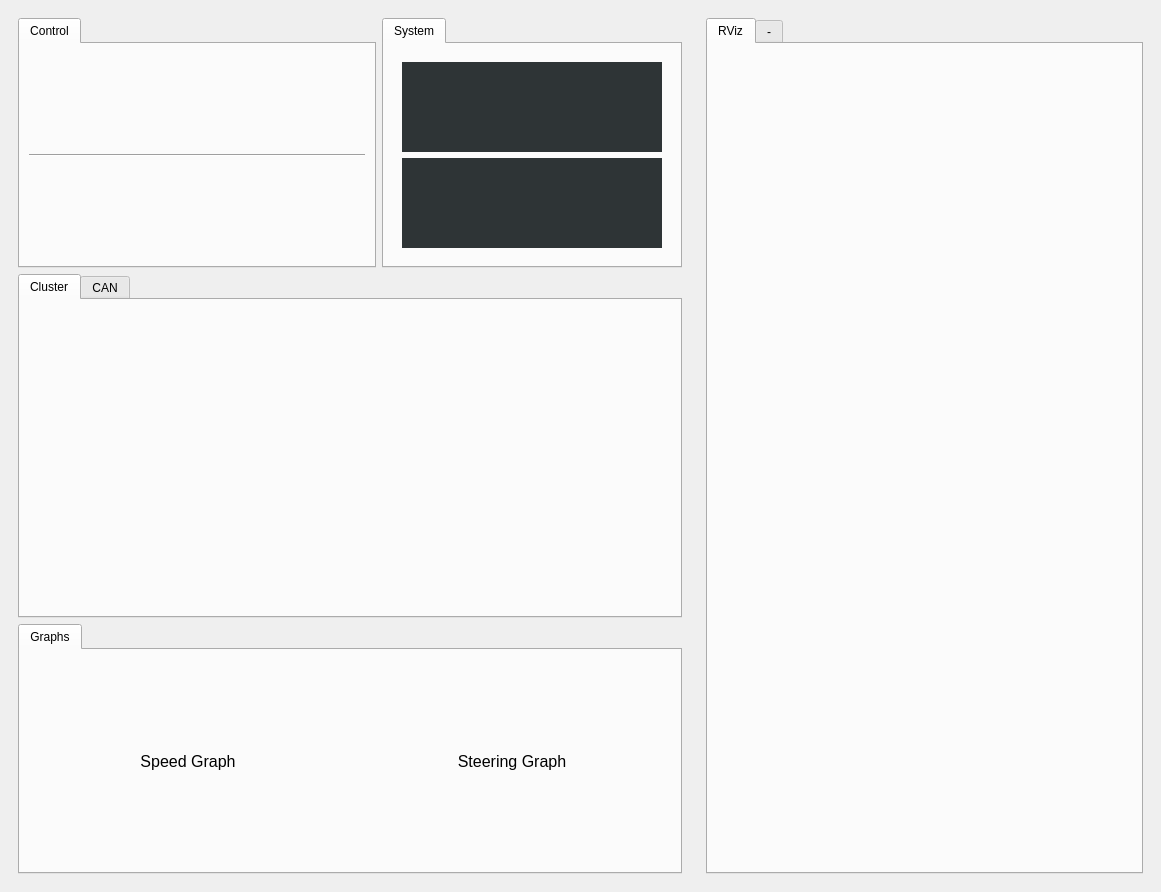
Above: ui/forms/mainwindow.ui from inha-cvl/mobinha-racing before the change. Below: the same form after it.
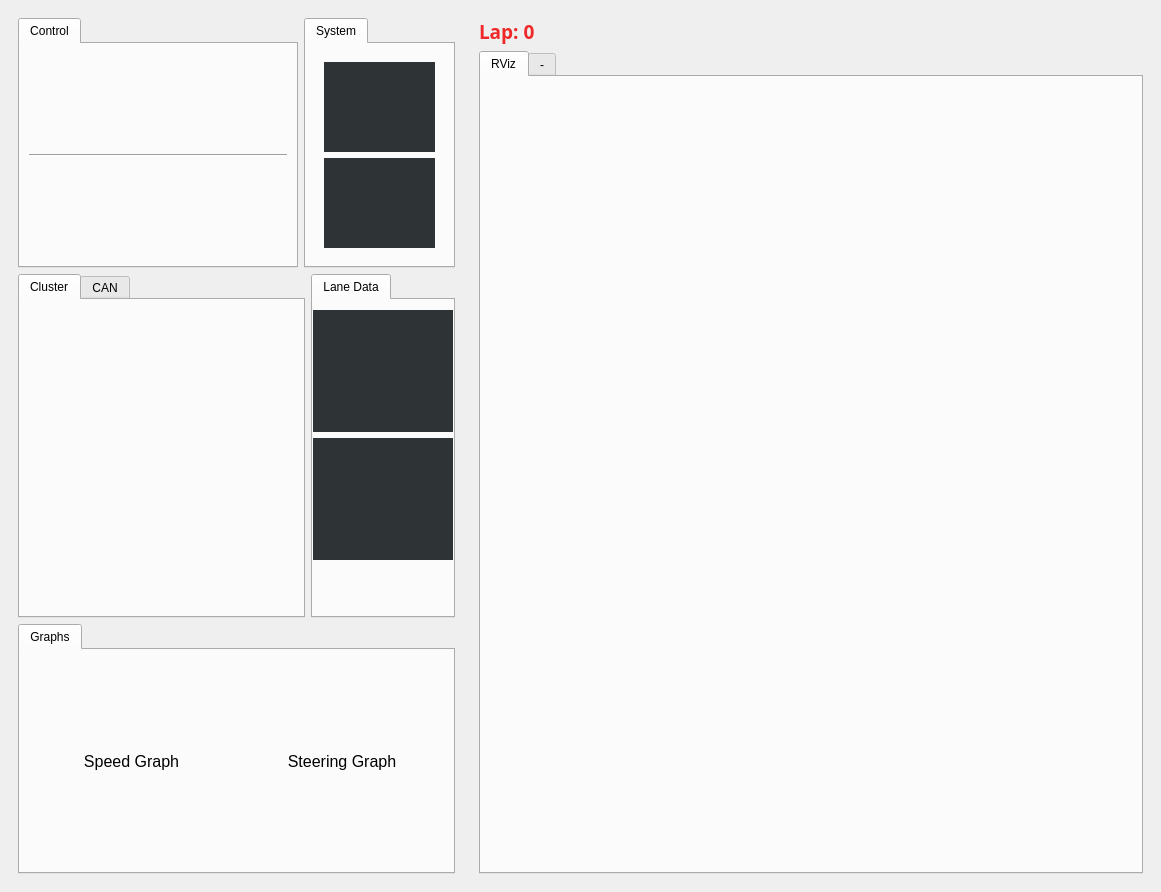
That is the form after the change. Icons and pictures are not drawn.

Commit message: lane number matching update

The edit to the form file:
```diff
--- a/ui/forms/mainwindow.ui
+++ b/ui/forms/mainwindow.ui
@@ -22,11 +22,93 @@
   </property>
   <widget class="QWidget" name="centralwidget">
    <layout class="QGridLayout" name="gridLayout">
+    <item row="0" column="1">
+     <widget class="QWidget" name="widget_6" native="true">
+      <property name="sizePolicy">
+       <sizepolicy hsizetype="Expanding" vsizetype="Expanding">
+        <horstretch>3</horstretch>
+        <verstretch>0</verstretch>
+       </sizepolicy>
+      </property>
+      <layout class="QVBoxLayout" name="verticalLayout_2">
+       <item>
+        <widget class="QLabel" name="lapCountLabel">
+         <property name="font">
+          <font>
+           <family>Ubuntu Condensed</family>
+           <pointsize>14</pointsize>
+           <weight>75</weight>
+           <bold>true</bold>
+          </font>
+         </property>
+         <property name="styleSheet">
+          <string notr="true">color: rgb(239, 41, 41);</string>
+         </property>
+         <property name="text">
+          <string>Lap: 0</string>
+         </property>
+         <property name="alignment">
+          <set>Qt::AlignLeading|Qt::AlignLeft|Qt::AlignVCenter</set>
+         </property>
+        </widget>
+       </item>
+       <item>
+        <layout class="QVBoxLayout" name="rightLayout">
+         <item>
+          <widget class="QTabWidget" name="tabWidget">
+           <property name="minimumSize">
+            <size>
+             <width>400</width>
+             <height>720</height>
+            </size>
+           </property>
+           <property name="maximumSize">
+            <size>
+             <width>16777215</width>
+             <height>16777215</height>
+            </size>
+           </property>
+           <property name="currentIndex">
+            <number>0</number>
+           </property>
+           <widget class="QWidget" name="tabRViz">
+            <property name="sizePolicy">
+             <sizepolicy hsizetype="Expanding" vsizetype="Expanding">
+              <horstretch>0</horstretch>
+              <verstretch>0</verstretch>
+             </sizepolicy>
+            </property>
+            <attribute name="title">
+             <string>RViz</string>
+            </attribute>
+            <layout class="QVBoxLayout" name="verticalLayout_5">
+             <item>
+              <layout class="QVBoxLayout" name="rvizLayout"/>
+             </item>
+            </layout>
+           </widget>
+           <widget class="QWidget" name="tab_2">
+            <attribute name="title">
+             <string>-</string>
+            </attribute>
+            <layout class="QVBoxLayout" name="verticalLayout_6">
+             <item>
+              <layout class="QVBoxLayout" name="verticalLayout_3"/>
+             </item>
+            </layout>
+           </widget>
+          </widget>
+         </item>
+        </layout>
+       </item>
+      </layout>
+     </widget>
+    </item>
     <item row="0" column="0">
      <widget class="QWidget" name="widget_7" native="true">
       <property name="sizePolicy">
        <sizepolicy hsizetype="Expanding" vsizetype="Expanding">
-        <horstretch>3</horstretch>
+        <horstretch>2</horstretch>
         <verstretch>0</verstretch>
        </sizepolicy>
       </property>
@@ -582,7 +664,15 @@
           </layout>
          </item>
          <item>
+          <layout class="QHBoxLayout" name="horizontalLayout">
+           <item>
           <widget class="QTabWidget" name="tabWidgetCluster">
+             <property name="sizePolicy">
+              <sizepolicy hsizetype="Expanding" vsizetype="Expanding">
+               <horstretch>2</horstretch>
+               <verstretch>0</verstretch>
+              </sizepolicy>
+             </property>
            <property name="currentIndex">
             <number>0</number>
            </property>
@@ -716,6 +806,104 @@
           </widget>
          </item>
          <item>
+            <widget class="QTabWidget" name="tabWidget_2">
+             <property name="sizePolicy">
+              <sizepolicy hsizetype="Expanding" vsizetype="Expanding">
+               <horstretch>1</horstretch>
+               <verstretch>0</verstretch>
+              </sizepolicy>
+             </property>
+             <property name="currentIndex">
+              <number>0</number>
+             </property>
+             <widget class="QWidget" name="LaneData">
+              <attribute name="title">
+               <string>Lane Data</string>
+              </attribute>
+              <widget class="QWidget" name="widget_8" native="true">
+               <property name="enabled">
+                <bool>true</bool>
+               </property>
+               <property name="geometry">
+                <rect>
+                 <x>0</x>
+                 <y>10</y>
+                 <width>140</width>
+                 <height>250</height>
+                </rect>
+               </property>
+               <property name="sizePolicy">
+                <sizepolicy hsizetype="Expanding" vsizetype="Expanding">
+                 <horstretch>0</horstretch>
+                 <verstretch>0</verstretch>
+                </sizepolicy>
+               </property>
+               <layout class="QVBoxLayout" name="verticalLayout_11">
+                <item>
+                 <widget class="QLabel" name="laneNumberLabel">
+                  <property name="enabled">
+                   <bool>true</bool>
+                  </property>
+                  <property name="sizePolicy">
+                   <sizepolicy hsizetype="Expanding" vsizetype="Expanding">
+                    <horstretch>0</horstretch>
+                    <verstretch>0</verstretch>
+                   </sizepolicy>
+                  </property>
+                  <property name="font">
+                   <font>
+                    <family>Ubuntu</family>
+                    <pointsize>14</pointsize>
+                    <weight>75</weight>
+                    <bold>true</bold>
+                   </font>
+                  </property>
+                  <property name="focusPolicy">
+                   <enum>Qt::NoFocus</enum>
+                  </property>
+                  <property name="contextMenuPolicy">
+                   <enum>Qt::DefaultContextMenu</enum>
+                  </property>
+                  <property name="styleSheet">
+                   <string notr="true">background-color: rgb(46, 52, 54);
+color: rgb(255, 255, 255);</string>
+                  </property>
+                  <property name="text">
+                   <string/>
+                  </property>
+                  <property name="alignment">
+                   <set>Qt::AlignLeading|Qt::AlignLeft|Qt::AlignVCenter</set>
+                  </property>
+                  <property name="indent">
+                   <number>30</number>
+                  </property>
+                 </widget>
+                </item>
+                <item>
+                 <widget class="QLabel" name="label_2">
+                  <property name="sizePolicy">
+                   <sizepolicy hsizetype="Expanding" vsizetype="Expanding">
+                    <horstretch>0</horstretch>
+                    <verstretch>0</verstretch>
+                   </sizepolicy>
+                  </property>
+                  <property name="styleSheet">
+                   <string notr="true">background-color: rgb(46, 52, 54);
+color: rgb(255, 255, 255);</string>
+                  </property>
+                  <property name="text">
+                   <string/>
+                  </property>
+                 </widget>
+                </item>
+               </layout>
+              </widget>
+             </widget>
+            </widget>
+           </item>
+          </layout>
+         </item>
+         <item>
           <widget class="QTabWidget" name="tabWidgetGraphs">
            <property name="minimumSize">
             <size>
@@ -801,67 +989,6 @@
       </layout>
      </widget>
     </item>
-    <item row="0" column="1">
-     <widget class="QWidget" name="widget_6" native="true">
-      <property name="sizePolicy">
-       <sizepolicy hsizetype="Expanding" vsizetype="Expanding">
-        <horstretch>2</horstretch>
-        <verstretch>0</verstretch>
-       </sizepolicy>
-      </property>
-      <layout class="QVBoxLayout" name="verticalLayout_2">
-       <item>
-        <layout class="QVBoxLayout" name="rightLayout">
-         <item>
-          <widget class="QTabWidget" name="tabWidget">
-           <property name="minimumSize">
-            <size>
-             <width>400</width>
-             <height>720</height>
-            </size>
-           </property>
-           <property name="maximumSize">
-            <size>
-             <width>16777215</width>
-             <height>16777215</height>
-            </size>
-           </property>
-           <property name="currentIndex">
-            <number>0</number>
-           </property>
-           <widget class="QWidget" name="tabRViz">
-            <property name="sizePolicy">
-             <sizepolicy hsizetype="Expanding" vsizetype="Expanding">
-              <horstretch>0</horstretch>
-              <verstretch>0</verstretch>
-             </sizepolicy>
-            </property>
-            <attribute name="title">
-             <string>RViz</string>
-            </attribute>
-            <layout class="QVBoxLayout" name="verticalLayout_5">
-             <item>
-              <layout class="QVBoxLayout" name="rvizLayout"/>
-             </item>
-            </layout>
-           </widget>
-           <widget class="QWidget" name="tab_2">
-            <attribute name="title">
-             <string>-</string>
-            </attribute>
-            <layout class="QVBoxLayout" name="verticalLayout_6">
-             <item>
-              <layout class="QVBoxLayout" name="verticalLayout_3"/>
-             </item>
-            </layout>
-           </widget>
-          </widget>
-         </item>
-        </layout>
-       </item>
-      </layout>
-     </widget>
-    </item>
    </layout>
   </widget>
  </widget>
```
Lines whose indentation alone changed are shown as unchanged. The commit also changes 15 other files.
